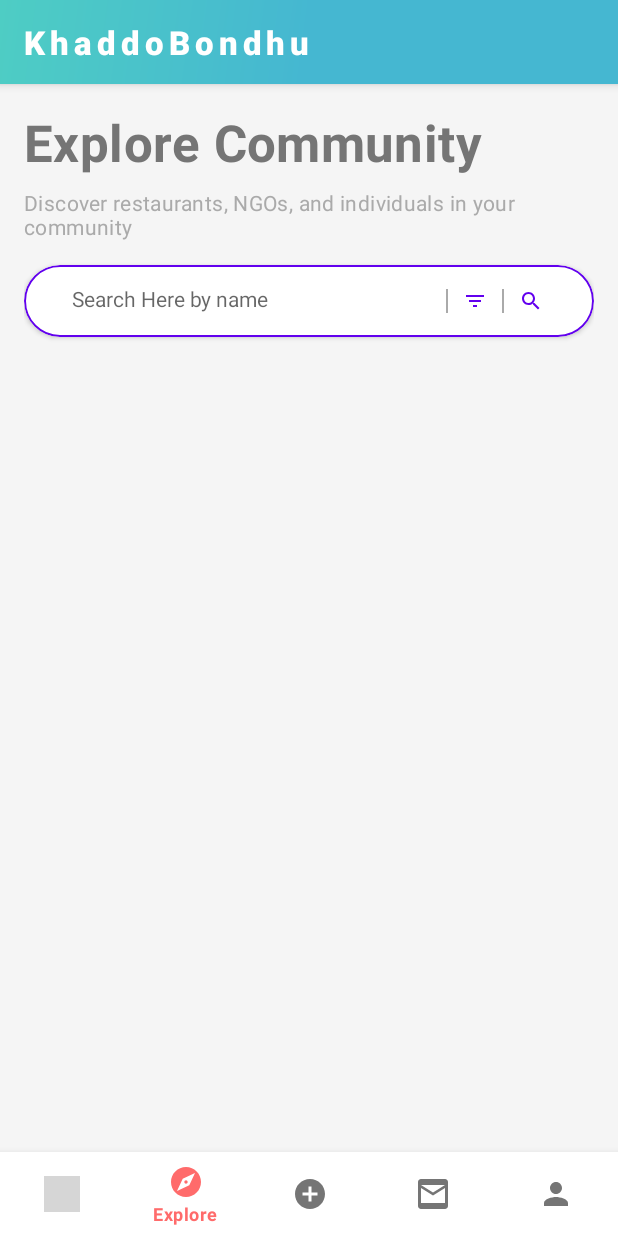
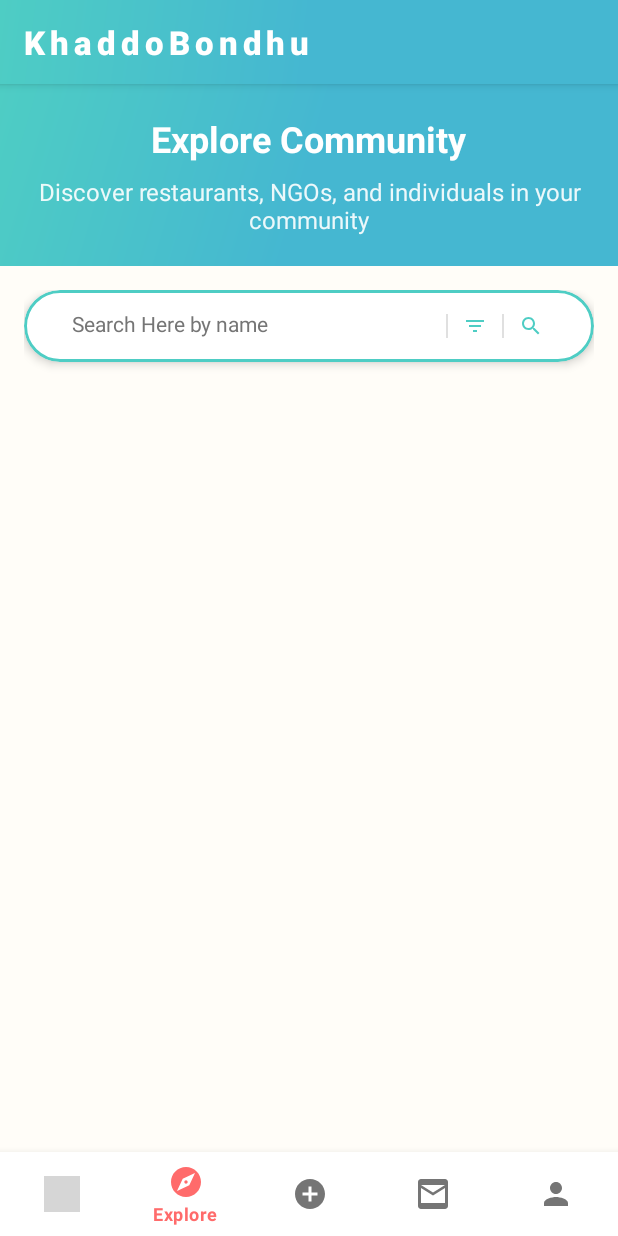
Before and after one commit to robiul-islam-ridoy/KhaddoBondhu, an Android app: the screen it shows after launch once a user with an empty profile is signed in (MainActivity), item 2 of the bottom bar chosen, on a phone screen of 412 x 824 dp. Run offline under Robolectric (Android 15) with nearby library versions, the phone set to English and light mode, and no system bars; our stand-ins replace Firebase (no records; nobody signed in at launch, a user with empty details on screens opened directly), navigation-ui; pictures from the network do not load; grey boxes are pictures that could not be loaded.

Commit message:
Explore page icon Update, theming update.

```diff
--- a/app/src/main/res/drawable/ic_user_ngo.xml
+++ b/app/src/main/res/drawable/ic_user_ngo.xml
@@ -1,19 +1,22 @@
 <?xml version="1.0" encoding="utf-8"?>
 <vector xmlns:android="http://schemas.android.com/apk/res/android"
-    android:width="18dp"
-    android:height="18dp"
+    android:width="24dp"
+    android:height="24dp"
     android:viewportWidth="24"
     android:viewportHeight="24">
-    <!-- Center person -->
+
+    <!-- Background figure (right) - Dark brown -->
+    <path
+        android:fillColor="#8B4513"
+        android:pathData="M18,12c1.1,0 2,-0.9 2,-2s-0.9,-2 -2,-2 -2,0.9 -2,2 0.9,2 2,2zM18,14c-1.33,0 -4,0.67 -4,2v2h8v-2c0,-1.33 -2.67,-2 -4,-2z"/>
+
+    <!-- Middle figure (left) - Orange brown -->
+    <path
+        android:fillColor="#FF8C00"
+        android:pathData="M10,12c1.1,0 2,-0.9 2,-2s-0.9,-2 -2,-2 -2,0.9 -2,2 0.9,2 2,2zM10,14c-1.33,0 -4,0.67 -4,2v2h8v-2c0,-1.33 -2.67,-2 -4,-2z"/>
+
+    <!-- Foreground figure (center) - Light yellow -->
     <path
         android:fillColor="#FFD700"
-        android:pathData="M12,8c1.1,0 2,-0.9 2,-2s-0.9,-2 -2,-2 -2,0.9 -2,2 0.9,2 2,2zM12,10c-1.33,0 -4,0.67 -4,2v2h8v-2c0,-1.33 -2.67,-2 -4,-2z"/>
-    <!-- Left person -->
-    <path
-        android:fillColor="#FF8C00"
-        android:pathData="M8,10c1.1,0 2,-0.9 2,-2s-0.9,-2 -2,-2 -2,0.9 -2,2 0.9,2 2,2zM8,12c-1.33,0 -4,0.67 -4,2v2h8v-2c0,-1.33 -2.67,-2 -4,-2z"/>
-    <!-- Right person -->
-    <path
-        android:fillColor="#8B4513"
-        android:pathData="M16,10c1.1,0 2,-0.9 2,-2s-0.9,-2 -2,-2 -2,0.9 -2,2 0.9,2 2,2zM16,12c-1.33,0 -4,0.67 -4,2v2h8v-2c0,-1.33 -2.67,-2 -4,-2z"/>
+        android:pathData="M14,10c1.1,0 2,-0.9 2,-2s-0.9,-2 -2,-2 -2,0.9 -2,2 0.9,2 2,2zM14,12c-1.33,0 -4,0.67 -4,2v2h8v-2c0,-1.33 -2.67,-2 -4,-2z"/>
 </vector>
--- a/app/src/main/res/layout/fragment_explore.xml
+++ b/app/src/main/res/layout/fragment_explore.xml
@@ -4,34 +4,54 @@
     android:layout_width="match_parent"
     android:layout_height="match_parent"
     android:orientation="vertical"
-    android:padding="16dp">
+    android:background="#FFFDF8">
 
-    <!-- Header -->
+    <!-- Header with Gradient Background -->
+    <LinearLayout
+        android:layout_width="match_parent"
+        android:layout_height="wrap_content"
+        android:background="@drawable/toolbar_gradient_background"
+        android:gravity="center"
+        android:orientation="vertical"
+        android:padding="20dp">
+
         <TextView
             android:layout_width="wrap_content"
             android:layout_height="wrap_content"
             android:text="Explore Community"
-        android:textAppearance="?attr/textAppearanceHeadline4"
+            android:textSize="24sp"
             android:textStyle="bold"
-        android:layout_marginBottom="8dp" />
+            android:textColor="@color/white"
+            android:gravity="center" />
 
         <TextView
             android:layout_width="wrap_content"
             android:layout_height="wrap_content"
             android:text="Discover restaurants, NGOs, and individuals in your community"
-        android:textAppearance="?attr/textAppearanceBody2"
-        android:textColor="@android:color/darker_gray"
-        android:layout_marginBottom="16dp" />
+            android:textSize="16sp"
+            android:textColor="@color/white"
+            android:alpha="0.9"
+            android:gravity="center"
+            android:layout_marginTop="8dp" />
+    </LinearLayout>
 
-    <!-- Search Bar - Slimmer design -->
+    <!-- Content Area with Padding -->
+    <LinearLayout
+        android:layout_width="match_parent"
+        android:layout_height="0dp"
+        android:layout_weight="1"
+        android:orientation="vertical"
+        android:padding="16dp">
+
+        <!-- Search Bar - Enhanced design -->
         <com.google.android.material.card.MaterialCardView
             android:layout_width="match_parent"
             android:layout_height="48dp"
             android:layout_marginBottom="16dp"
             app:cardCornerRadius="24dp"
-        app:cardElevation="2dp"
-        app:strokeWidth="1dp"
-        app:strokeColor="@color/design_default_color_primary">
+            app:cardElevation="4dp"
+            app:strokeWidth="2dp"
+            app:strokeColor="@color/primary_dark">
 
             <LinearLayout
                 android:layout_width="match_parent"
@@ -52,12 +72,14 @@
                     android:inputType="text"
                     android:maxLines="1"
                     android:imeOptions="actionSearch"
-                android:gravity="center_vertical" />
+                    android:gravity="center_vertical"
+                    android:textColor="@color/text_primary"
+                    android:textColorHint="@color/text_secondary" />
 
                 <View
                     android:layout_width="1dp"
                     android:layout_height="20dp"
-                android:background="@android:color/darker_gray"
+                    android:background="@color/divider_color"
                     android:layout_marginHorizontal="8dp" />
 
                 <ImageView
@@ -65,7 +87,7 @@
                     android:layout_width="20dp"
                     android:layout_height="20dp"
                     android:src="@drawable/ic_filter"
-                android:tint="@color/design_default_color_primary"
+                    android:tint="@color/primary_dark"
                     android:padding="2dp"
                     android:background="?attr/selectableItemBackgroundBorderless"
                     android:layout_marginEnd="8dp" />
@@ -73,7 +95,7 @@
                 <View
                     android:layout_width="1dp"
                     android:layout_height="20dp"
-                android:background="@android:color/darker_gray"
+                    android:background="@color/divider_color"
                     android:layout_marginEnd="8dp" />
 
                 <ImageView
@@ -81,7 +103,7 @@
                     android:layout_width="20dp"
                     android:layout_height="20dp"
                     android:src="@drawable/ic_search"
-                android:tint="@color/design_default_color_primary"
+                    android:tint="@color/primary_dark"
                     android:padding="2dp"
                     android:background="?attr/selectableItemBackgroundBorderless" />
 
@@ -96,7 +118,7 @@
             android:layout_height="wrap_content"
             android:text=""
             android:textSize="14sp"
-        android:textColor="@android:color/darker_gray"
+            android:textColor="@color/text_secondary"
             android:layout_marginBottom="16dp"
             android:visibility="gone" />
 
@@ -156,31 +178,34 @@
                                 android:layout_height="wrap_content"
                                 android:orientation="horizontal"
                                 android:gravity="center_vertical"
-                            android:layout_marginBottom="12dp">
-
-                            <ImageView
-                                android:layout_width="24dp"
-                                android:layout_height="24dp"
-                                android:src="@drawable/ic_restaurant"
-                                android:tint="@color/design_default_color_primary"
-                                android:layout_marginEnd="8dp" />
+                                android:layout_marginBottom="8dp">
 
                                 <TextView
                                     android:layout_width="0dp"
                                     android:layout_height="wrap_content"
                                     android:layout_weight="1"
                                     android:text="Restaurants"
-                                android:textAppearance="?attr/textAppearanceHeadline6"
-                                android:textStyle="bold" />
+                                    android:textSize="18sp"
+                                    android:textStyle="bold"
+                                    android:textColor="@color/text_primary" />
+
+                                <ImageView
+                                    android:layout_width="24dp"
+                                    android:layout_height="24dp"
+                                    android:src="@drawable/ic_restaurant"
+                                    android:tint="@color/primary_dark"
+                                    android:layout_marginStart="8dp" />
+
+                            </LinearLayout>
 
                             <TextView
                                 android:layout_width="wrap_content"
                                 android:layout_height="wrap_content"
                                 android:text="Donate or sell surplus food"
-                                android:textAppearance="?attr/textAppearanceCaption"
-                                android:textColor="@android:color/darker_gray" />
-
-                        </LinearLayout>
+                                android:textSize="12sp"
+                                android:textColor="@color/text_secondary"
+                                android:layout_marginStart="32dp"
+                                android:layout_marginBottom="12dp" />
 
                             <androidx.recyclerview.widget.RecyclerView
                                 android:id="@+id/restaurantsRecyclerView"
@@ -205,31 +230,34 @@
                                 android:layout_height="wrap_content"
                                 android:orientation="horizontal"
                                 android:gravity="center_vertical"
-                            android:layout_marginBottom="12dp">
-
-                            <ImageView
-                                android:layout_width="24dp"
-                                android:layout_height="24dp"
-                                android:src="@drawable/ic_favorite"
-                                android:tint="@color/design_default_color_primary"
-                                android:layout_marginEnd="8dp" />
+                                android:layout_marginBottom="8dp">
 
                                 <TextView
                                     android:layout_width="0dp"
                                     android:layout_height="wrap_content"
                                     android:layout_weight="1"
                                     android:text="NGOs and Charities"
-                                android:textAppearance="?attr/textAppearanceHeadline6"
-                                android:textStyle="bold" />
+                                    android:textSize="18sp"
+                                    android:textStyle="bold"
+                                    android:textColor="@color/text_primary" />
+
+                                <ImageView
+                                    android:layout_width="24dp"
+                                    android:layout_height="24dp"
+                                    android:src="@drawable/ic_user_ngo"
+                                    android:tint="@color/primary_dark"
+                                    android:layout_marginStart="8dp" />
+
+                            </LinearLayout>
 
                             <TextView
                                 android:layout_width="wrap_content"
                                 android:layout_height="wrap_content"
                                 android:text="Help distribute food to those in need"
-                                android:textAppearance="?attr/textAppearanceCaption"
-                                android:textColor="@android:color/darker_gray" />
-
-                        </LinearLayout>
+                                android:textSize="12sp"
+                                android:textColor="@color/text_secondary"
+                                android:layout_marginStart="32dp"
+                                android:layout_marginBottom="12dp" />
 
                             <androidx.recyclerview.widget.RecyclerView
                                 android:id="@+id/ngosRecyclerView"
@@ -254,31 +282,34 @@
                                 android:layout_height="wrap_content"
                                 android:orientation="horizontal"
                                 android:gravity="center_vertical"
-                            android:layout_marginBottom="12dp">
-
-                            <ImageView
-                                android:layout_width="24dp"
-                                android:layout_height="24dp"
-                                android:src="@drawable/ic_person"
-                                android:tint="@color/design_default_color_primary"
-                                android:layout_marginEnd="8dp" />
+                                android:layout_marginBottom="8dp">
 
                                 <TextView
                                     android:layout_width="0dp"
                                     android:layout_height="wrap_content"
                                     android:layout_weight="1"
                                     android:text="Individuals"
-                                android:textAppearance="?attr/textAppearanceHeadline6"
-                                android:textStyle="bold" />
+                                    android:textSize="18sp"
+                                    android:textStyle="bold"
+                                    android:textColor="@color/text_primary" />
+
+                                <ImageView
+                                    android:layout_width="24dp"
+                                    android:layout_height="24dp"
+                                    android:src="@drawable/ic_person"
+                                    android:tint="@color/primary_dark"
+                                    android:layout_marginStart="8dp" />
+
+                            </LinearLayout>
 
                             <TextView
                                 android:layout_width="wrap_content"
                                 android:layout_height="wrap_content"
                                 android:text="Regular users sharing food"
-                                android:textAppearance="?attr/textAppearanceCaption"
-                                android:textColor="@android:color/darker_gray" />
-
-                        </LinearLayout>
+                                android:textSize="12sp"
+                                android:textColor="@color/text_secondary"
+                                android:layout_marginStart="32dp"
+                                android:layout_marginBottom="12dp" />
 
                             <androidx.recyclerview.widget.RecyclerView
                                 android:id="@+id/individualsRecyclerView"
@@ -304,7 +335,8 @@
             android:layout_width="wrap_content"
             android:layout_height="wrap_content"
             android:layout_gravity="center"
-        android:visibility="gone" />
+            android:visibility="gone"
+            android:indeterminateTint="@color/primary_dark" />
 
         <!-- Empty State -->
         <TextView
@@ -313,8 +345,11 @@
             android:layout_height="wrap_content"
             android:layout_gravity="center"
             android:text="No users found\nPull to refresh"
-        android:textAppearance="?attr/textAppearanceBody1"
+            android:textSize="16sp"
+            android:textColor="@color/text_secondary"
             android:textAlignment="center"
             android:visibility="gone" />
 
     </LinearLayout>
+
+</LinearLayout>
```
Also changed, not shown: 1 other file. Lines whose indentation alone changed are shown as unchanged.
